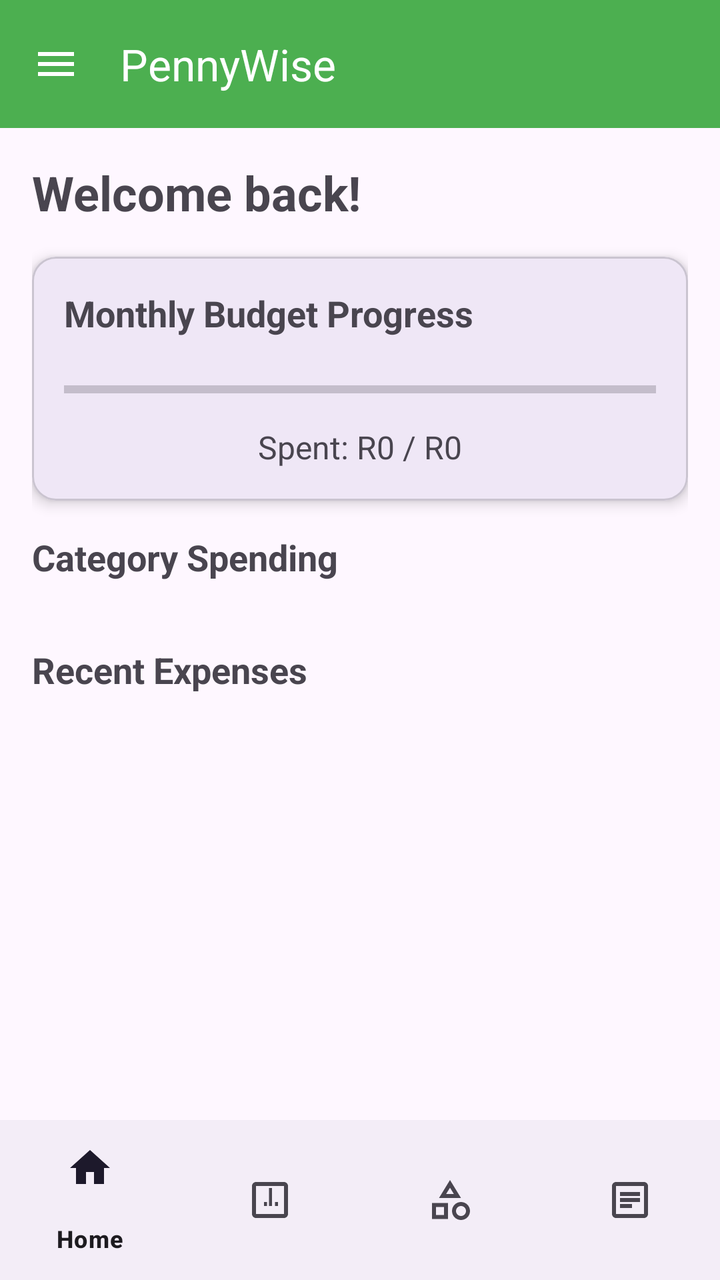
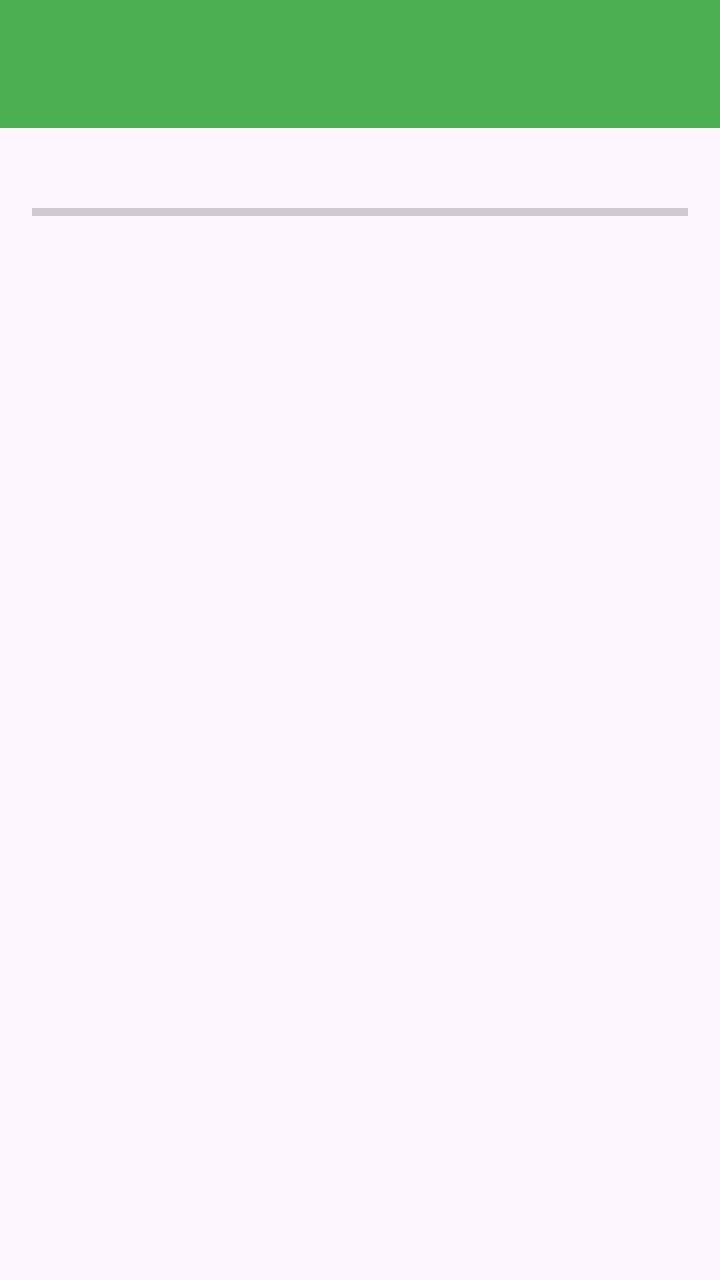

An Android layout rendered at two revisions. The XML below is the earlier revision; the diff shows what the commit changed to produce the second picture.
<!-- AndroidManifest.xml: application theme Theme.Pennywise2 -->
<!-- res/layout/activity_dashboard.xml -->
<?xml version="1.0" encoding="utf-8"?>
<androidx.drawerlayout.widget.DrawerLayout
    xmlns:android="http://schemas.android.com/apk/res/android"
    xmlns:app="http://schemas.android.com/apk/res-auto"
    android:id="@+id/drawerLayout"
    android:layout_width="match_parent"
    android:layout_height="match_parent">

    <LinearLayout
        android:layout_width="match_parent"
        android:layout_height="match_parent"
        android:orientation="vertical">

        <com.google.android.material.appbar.MaterialToolbar
            android:id="@+id/toolbar"
            android:layout_width="match_parent"
            android:layout_height="?attr/actionBarSize"
            android:background="#4CAF50"
            app:title="PennyWise"
            app:titleTextColor="@android:color/white"
            app:navigationIcon="@drawable/ic_menu"/>

        <ScrollView
            android:layout_width="match_parent"
            android:layout_height="0dp"
            android:layout_weight="1"
            android:padding="16dp">

            <LinearLayout
                android:layout_width="match_parent"
                android:layout_height="wrap_content"
                android:orientation="vertical">

                
                <TextView
                    android:id="@+id/tvWelcome"
                    android:layout_width="match_parent"
                    android:layout_height="wrap_content"
                    android:text="Welcome back!"
                    android:textSize="24sp"
                    android:textStyle="bold"
                    android:layout_marginBottom="16dp"/>

                
                <com.google.android.material.card.MaterialCardView
                    android:layout_width="match_parent"
                    android:layout_height="wrap_content"
                    app:cardElevation="4dp"
                    app:cardCornerRadius="12dp"
                    android:layout_marginBottom="16dp">

                    <LinearLayout
                        android:layout_width="match_parent"
                        android:layout_height="wrap_content"
                        android:orientation="vertical"
                        android:padding="16dp">

                        <TextView
                            android:layout_width="wrap_content"
                            android:layout_height="wrap_content"
                            android:text="Monthly Budget Progress"
                            android:textSize="18sp"
                            android:textStyle="bold"/>

                        <ProgressBar
                            android:id="@+id/pbBudget"
                            style="?android:attr/progressBarStyleHorizontal"
                            android:layout_width="match_parent"
                            android:layout_height="20dp"
                            android:layout_marginTop="16dp"
                            android:progressTint="#4CAF50"
                            android:max="100" />

                        <TextView
                            android:id="@+id/tvBudgetStatus"
                            android:layout_width="match_parent"
                            android:layout_height="wrap_content"
                            android:text="Spent: R0 / R0"
                            android:textAlignment="center"
                            android:textSize="16sp"
                            android:layout_marginTop="8dp"/>

                    </LinearLayout>
                </com.google.android.material.card.MaterialCardView>

                
                <TextView
                    android:layout_width="match_parent"
                    android:layout_height="wrap_content"
                    android:text="Category Spending"
                    android:textSize="18sp"
                    android:textStyle="bold"
                    android:layout_marginBottom="8dp"/>

                <androidx.recyclerview.widget.RecyclerView
                    android:id="@+id/rvCategories"
                    android:layout_width="match_parent"
                    android:layout_height="wrap_content"
                    android:layout_marginBottom="16dp"/>

                
                <TextView
                    android:layout_width="match_parent"
                    android:layout_height="wrap_content"
                    android:text="Recent Expenses"
                    android:textSize="18sp"
                    android:textStyle="bold"
                    android:layout_marginTop="8dp"
                    android:layout_marginBottom="8dp"/>

                <androidx.recyclerview.widget.RecyclerView
                    android:id="@+id/rvRecentExpenses"
                    android:layout_width="match_parent"
                    android:layout_height="wrap_content"/>

            </LinearLayout>
        </ScrollView>

        
        <com.google.android.material.bottomnavigation.BottomNavigationView
            android:id="@+id/bottomNavigation"
            android:layout_width="match_parent"
            android:layout_height="wrap_content"
            app:menu="@menu/bottom_nav_menu"/>

    </LinearLayout>

    
    <com.google.android.material.navigation.NavigationView
        android:id="@+id/navView"
        android:layout_width="wrap_content"
        android:layout_height="match_parent"
        android:layout_gravity="start"
        app:menu="@menu/drawer_menu"
        android:fitsSystemWindows="true"/>

</androidx.drawerlayout.widget.DrawerLayout>
<!-- resources referenced by this layout -->
<resources>
  <!-- drawable ic_menu (drawable) -->
  <vector xmlns:android="http://schemas.android.com/apk/res/android"
      android:width="24dp"
      android:height="24dp"
      android:viewportWidth="24"
      android:viewportHeight="24">
      <path
          android:fillColor="#FFFFFF"
          android:pathData="M3,18h18v-2H3v2zm0,-5h18v-2H3v2zm0,-7v2h18V6H3z"/>
  </vector>
  <style name="Theme.Pennywise2" parent="Base.Theme.Pennywise2" />
  <style name="Base.Theme.Pennywise2" parent="Theme.Material3.DayNight.NoActionBar">
          
          
      </style>
</resources>

<!-- the commit's change to res/layout/activity_dashboard.xml (unified diff, before → after) -->
@@ -1,137 +1,23 @@
 <?xml version="1.0" encoding="utf-8"?>
-<androidx.drawerlayout.widget.DrawerLayout
-    xmlns:android="http://schemas.android.com/apk/res/android"
-    xmlns:app="http://schemas.android.com/apk/res-auto"
-    android:id="@+id/drawerLayout"
-    android:layout_width="match_parent"
-    android:layout_height="match_parent">
-
-    <LinearLayout
-        android:layout_width="match_parent"
-        android:layout_height="match_parent"
-        android:orientation="vertical">
-
-        <com.google.android.material.appbar.MaterialToolbar
-            android:id="@+id/toolbar"
-            android:layout_width="match_parent"
-            android:layout_height="?attr/actionBarSize"
-            android:background="#4CAF50"
-            app:title="PennyWise"
-            app:titleTextColor="@android:color/white"
-            app:navigationIcon="@drawable/ic_menu"/>
-
-        <ScrollView
-            android:layout_width="match_parent"
-            android:layout_height="0dp"
-            android:layout_weight="1"
-            android:padding="16dp">
-
-            <LinearLayout
-                android:layout_width="match_parent"
-                android:layout_height="wrap_content"
-                android:orientation="vertical">
-
-                
-                <TextView
-                    android:id="@+id/tvWelcome"
-                    android:layout_width="match_parent"
-                    android:layout_height="wrap_content"
-                    android:text="Welcome back!"
-                    android:textSize="24sp"
-                    android:textStyle="bold"
-                    android:layout_marginBottom="16dp"/>
-
-                
-                <com.google.android.material.card.MaterialCardView
-                    android:layout_width="match_parent"
-                    android:layout_height="wrap_content"
-                    app:cardElevation="4dp"
-                    app:cardCornerRadius="12dp"
-                    android:layout_marginBottom="16dp">
-
-                    <LinearLayout
-                        android:layout_width="match_parent"
-                        android:layout_height="wrap_content"
-                        android:orientation="vertical"
-                        android:padding="16dp">
-
-                        <TextView
-                            android:layout_width="wrap_content"
-                            android:layout_height="wrap_content"
-                            android:text="Monthly Budget Progress"
-                            android:textSize="18sp"
-                            android:textStyle="bold"/>
-
-                        <ProgressBar
-                            android:id="@+id/pbBudget"
-                            style="?android:attr/progressBarStyleHorizontal"
-                            android:layout_width="match_parent"
-                            android:layout_height="20dp"
-                            android:layout_marginTop="16dp"
-                            android:progressTint="#4CAF50"
-                            android:max="100" />
-
-                        <TextView
-                            android:id="@+id/tvBudgetStatus"
-                            android:layout_width="match_parent"
-                            android:layout_height="wrap_content"
-                            android:text="Spent: R0 / R0"
-                            android:textAlignment="center"
-                            android:textSize="16sp"
-                            android:layout_marginTop="8dp"/>
-
-                    </LinearLayout>
-                </com.google.android.material.card.MaterialCardView>
-
-                
-                <TextView
-                    android:layout_width="match_parent"
-                    android:layout_height="wrap_content"
-                    android:text="Category Spending"
-                    android:textSize="18sp"
-                    android:textStyle="bold"
-                    android:layout_marginBottom="8dp"/>
-
-                <androidx.recyclerview.widget.RecyclerView
-                    android:id="@+id/rvCategories"
-                    android:layout_width="match_parent"
-                    android:layout_height="wrap_content"
-                    android:layout_marginBottom="16dp"/>
-
-                
-                <TextView
-                    android:layout_width="match_parent"
-                    android:layout_height="wrap_content"
-                    android:text="Recent Expenses"
-                    android:textSize="18sp"
-                    android:textStyle="bold"
-                    android:layout_marginTop="8dp"
-                    android:layout_marginBottom="8dp"/>
-
-                <androidx.recyclerview.widget.RecyclerView
-                    android:id="@+id/rvRecentExpenses"
-                    android:layout_width="match_parent"
-                    android:layout_height="wrap_content"/>
-
-            </LinearLayout>
-        </ScrollView>
-
-        
-        <com.google.android.material.bottomnavigation.BottomNavigationView
-            android:id="@+id/bottomNavigation"
-            android:layout_width="match_parent"
-            android:layout_height="wrap_content"
-            app:menu="@menu/bottom_nav_menu"/>
-
-    </LinearLayout>
-
-    
-    <com.google.android.material.navigation.NavigationView
-        android:id="@+id/navView"
-        android:layout_width="wrap_content"
-        android:layout_height="match_parent"
-        android:layout_gravity="start"
-        app:menu="@menu/drawer_menu"
-        android:fitsSystemWindows="true"/>
-
-</androidx.drawerlayout.widget.DrawerLayout>
+<LinearLayout xmlns:android="http://schemas.android.com/apk/res/android"
+    android:layout_width="match_parent" android:layout_height="match_parent"
+    android:orientation="vertical">
+    <androidx.appcompat.widget.Toolbar android:id="@+id/toolbar"
+        android:layout_width="match_parent" android:layout_height="?attr/actionBarSize"
+        android:background="#4CAF50" android:title="PennyWise" android:titleTextColor="@android:color/white"/>
+    <ScrollView android:layout_width="match_parent" android:layout_height="0dp" android:layout_weight="1" android:padding="16dp">
+        <LinearLayout android:orientation="vertical" android:layout_width="match_parent" android:layout_height="wrap_content">
+            <TextView android:id="@+id/tvWelcome" android:textSize="20sp" android:textStyle="bold"/>
+            <TextView android:text="Monthly Budget Progress" android:textStyle="bold" android:layout_marginTop="16dp"/>
+            <ProgressBar android:id="@+id/pbBudget" style="?android:attr/progressBarStyleHorizontal"
+                android:layout_width="match_parent" android:layout_height="20dp" android:max="100"/>
+            <TextView android:id="@+id/tvBudgetStatus" android:layout_marginBottom="16dp"/>
+            <Button android:id="@+id/btnSetBudget" android:text="Set Monthly Budget" android:layout_marginTop="8dp"/>
+            <Button android:id="@+id/btnManageCategories" android:text="Manage Categories" android:layout_marginTop="8dp"/>
+            <Button android:id="@+id/btnAddExpense" android:text="Add Expense" android:layout_marginTop="8dp"/>
+            <Button android:id="@+id/btnViewExpenses" android:text="View Expenses" android:layout_marginTop="8dp"/>
+            <Button android:id="@+id/btnCategoryTotals" android:text="Category Totals" android:layout_marginTop="8dp"/>
+            <Button android:id="@+id/btnLogout" android:text="Logout" android:backgroundTint="#F44336" android:layout_marginTop="16dp"/>
+        </LinearLayout>
+    </ScrollView>
+</LinearLayout>
<!-- resource entries referenced after the edit -->
@@ -1,15 +1,5 @@
 <!-- resources referenced by this layout -->
 <resources>
-  <!-- drawable ic_menu (drawable) -->
-  <vector xmlns:android="http://schemas.android.com/apk/res/android"
-      android:width="24dp"
-      android:height="24dp"
-      android:viewportWidth="24"
-      android:viewportHeight="24">
-      <path
-          android:fillColor="#FFFFFF"
-          android:pathData="M3,18h18v-2H3v2zm0,-5h18v-2H3v2zm0,-7v2h18V6H3z"/>
-  </vector>
   <style name="Theme.Pennywise2" parent="Base.Theme.Pennywise2" />
   <style name="Base.Theme.Pennywise2" parent="Theme.Material3.DayNight.NoActionBar">
           
